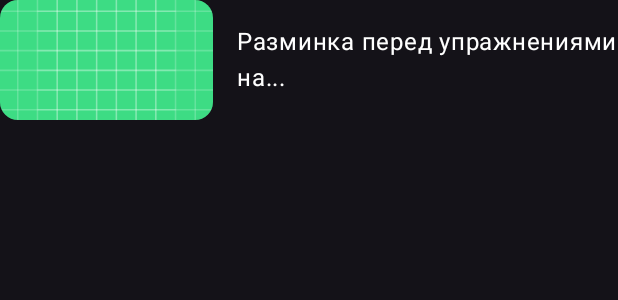
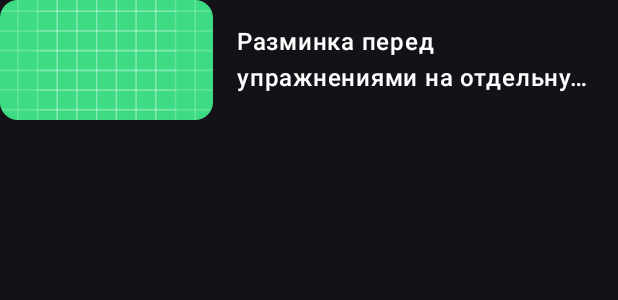
Before and after one commit to DecardCain21/BodyBalance, an Android app built with Jetpack Compose: the @Preview function VideoItemPreview, on a phone screen of 412 x 824 dp. Shown: the top 300 px of the screen. Run offline under Robolectric (Android 15) with nearby library versions, the phone set to English and light mode, and no system bars; network calls fail.

```diff
--- a/app/src/main/java/com/example/bodybalance/category/presentation/CategoryViewModel.kt
+++ b/app/src/main/java/com/example/bodybalance/category/presentation/CategoryViewModel.kt
@@ -1,5 +1,6 @@
 package com.example.bodybalance.category.presentation
 
+import android.util.Log
 import androidx.lifecycle.ViewModel
 import androidx.lifecycle.viewModelScope
 import com.example.bodybalance.category.domain.usecase.GetCategoryUseCase
@@ -36,6 +37,7 @@ class CategoryViewModel @Inject constructor(
             try {
                 val categories = getCategoryUseCase()
                 val savedVideos = getAllVideosUseCase().getOrNull()
+                Log.e("savedVideos","$savedVideos")
                 _uiState.value = CategoryState.Content(
                     category = categories,
                     playlist = savedVideos ?: emptyList()
--- a/app/src/main/java/com/example/bodybalance/core/composable/PlayerProvider.kt
+++ b/app/src/main/java/com/example/bodybalance/core/composable/PlayerProvider.kt
@@ -134,7 +134,7 @@ fun exoPlayer(
             if (isLandscape) {
                 VideoPlayerControls(
                     controllerVisible = controllerVisible.value,
-                    videoName = video.name,
+                    videoName = video.title,
                     showButton = showButton,
                     onButtonClick = {
                         shouldRequestFocus()
--- a/app/src/main/java/com/example/bodybalance/core/composable/items/VideoItem.kt
+++ b/app/src/main/java/com/example/bodybalance/core/composable/items/VideoItem.kt
@@ -15,6 +15,8 @@ import androidx.compose.ui.Alignment
 import androidx.compose.ui.Modifier
 import androidx.compose.ui.layout.ContentScale
 import androidx.compose.ui.res.painterResource
+import androidx.compose.ui.text.font.FontWeight
+import androidx.compose.ui.text.style.TextOverflow
 import androidx.compose.ui.tooling.preview.Preview
 import androidx.compose.ui.unit.dp
 import androidx.compose.ui.unit.sp
@@ -28,28 +30,26 @@ public fun VideoItem(
 ) {
     Row(
         modifier = Modifier
-            .fillMaxWidth(),
+            .fillMaxWidth()
+            .height(80.dp),
         verticalAlignment = Alignment.CenterVertically,
     ) {
         Surface(
             shape = RoundedCornerShape(12.dp),
             modifier = Modifier
         ) {
-
             Image(
-                modifier = Modifier
-                    .width(142.dp)
-                    .height(80.dp),
+                modifier = Modifier.width(142.dp),
                 painter = painterResource(R.drawable.ic_launcher_background),
                 contentDescription = "Изображение курса",
                 contentScale = ContentScale.Crop,
             )
         }
         Text(
-            modifier = Modifier
-                .weight(1f)
-                .padding(start = 16.dp),
-            text = if (title.length > 30) "${title.take(30)}..." else title,
+            modifier = Modifier.padding(16.dp),
+            text = title,
+            fontWeight = FontWeight(500),
+            overflow = TextOverflow.Ellipsis,
             fontSize = 16.sp,
             color = MaterialTheme.colorScheme.primary
         )
--- a/app/src/main/java/com/example/bodybalance/core/data/convertor/CategoryConvertor.kt
+++ b/app/src/main/java/com/example/bodybalance/core/data/convertor/CategoryConvertor.kt
@@ -17,6 +17,6 @@ fun VideoDto.convertToVideo() = Video(
     id = id,
     url = url,
     category = category,
-    name = name,
+    title = name,
     description = description
 )
--- a/app/src/main/java/com/example/bodybalance/core/data/source/local/database/entity/SavedVideo.kt
+++ b/app/src/main/java/com/example/bodybalance/core/data/source/local/database/entity/SavedVideo.kt
@@ -7,6 +7,9 @@ import androidx.room.PrimaryKey
 data class SavedVideo(
     @PrimaryKey
     val id: Double,
+    val title: String,
     val videoUrl: String,
-    val title: String? = ""
+    val description: String,
+    val category: String? = "",
+    val imageUrl: String? = ""
 )
--- a/app/src/main/java/com/example/bodybalance/ui/theme/Color.kt
+++ b/app/src/main/java/com/example/bodybalance/ui/theme/Color.kt
@@ -12,3 +12,4 @@ val OnSurfaceOpacity12 = Color(0x1FFFFFFF)
 
 val BottomSheetTextGrey = Color(0xFF49454F)
 val BottomSheetTextBlack = Color(0xFF1D1B20)
+val TabRowDividerColor = Color(0xFFCEC8D4)
```
Also changed, not shown: app/src/main/java/com/example/bodybalance/category/presentation/CategoryScreen.kt (+48 -15 lines), app/src/main/java/com/example/bodybalance/core/composable/items/ExerciseItem.kt (+6 -4 lines), app/src/main/java/com/example/bodybalance/core/data/convertor/SavedVideoConvertor.kt (+6 -4 lines), app/src/main/java/com/example/bodybalance/core/domain/models/Video.kt (+4 -3 lines), app/src/main/java/com/example/bodybalance/introduction/presentation/IntroductionViewModel.kt (+12 -2 lines).
